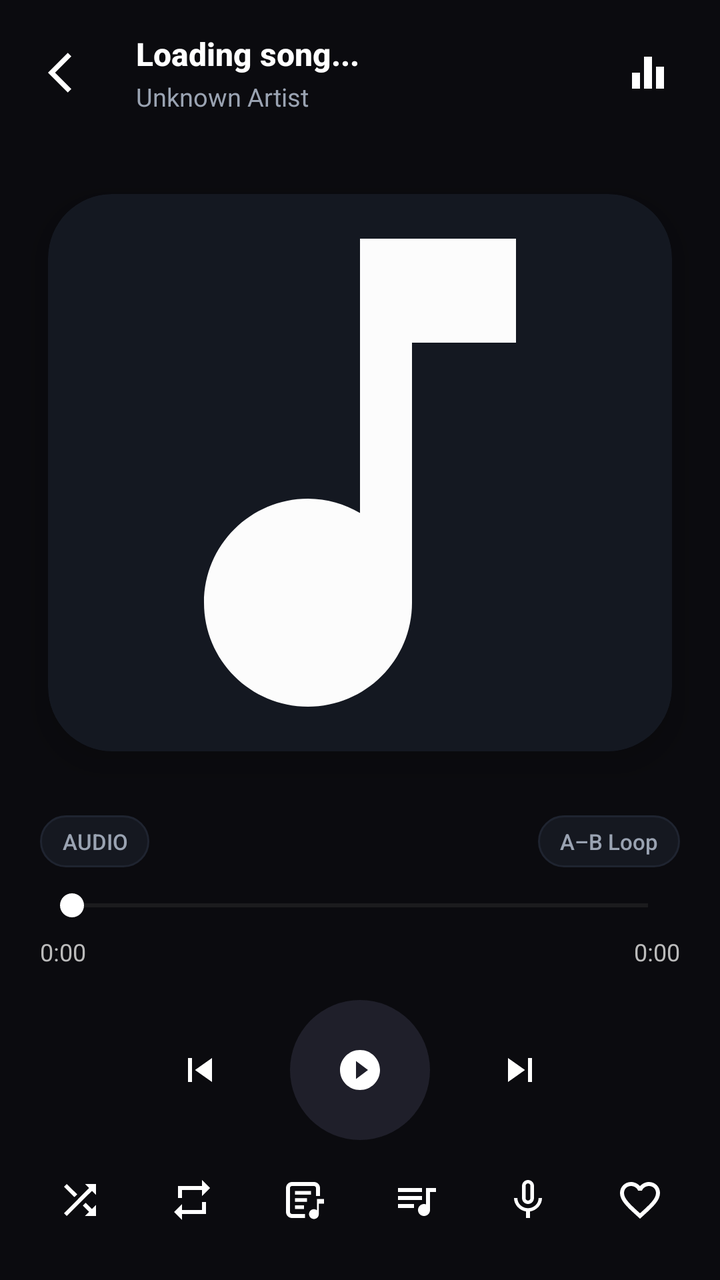
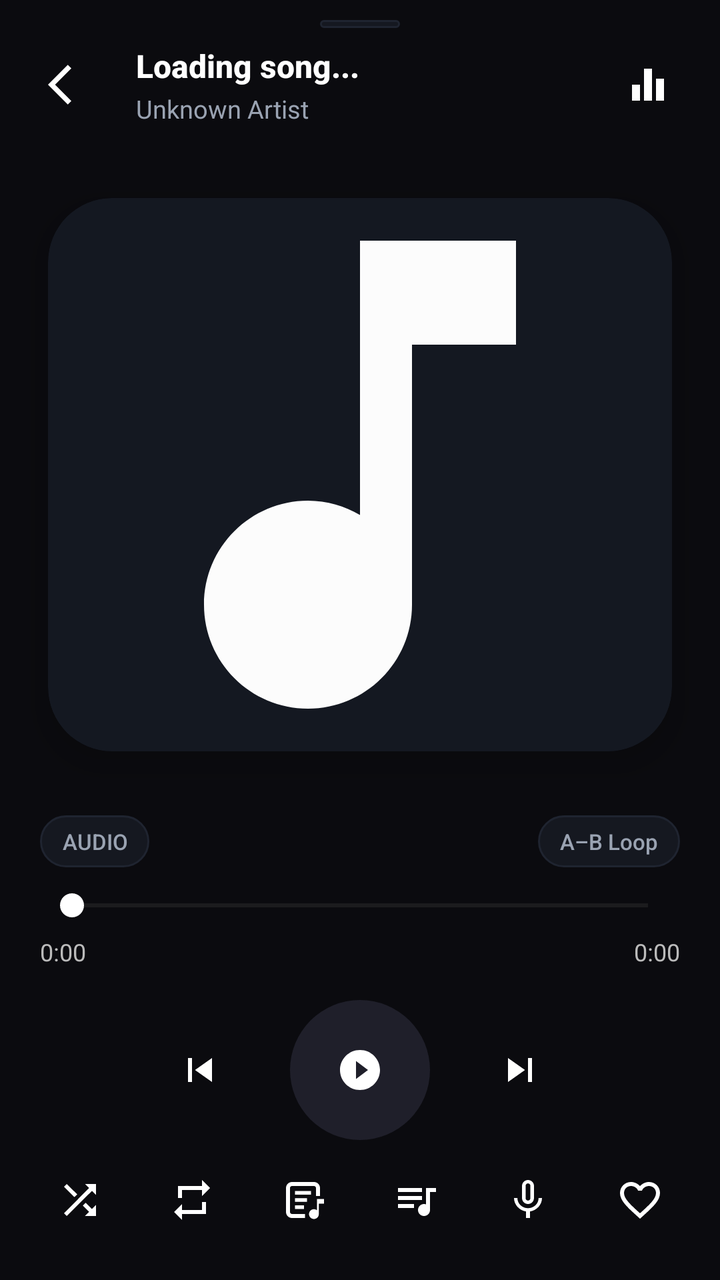

An Android layout rendered at two revisions. The XML below is the earlier revision; the diff shows what the commit changed to produce the second picture.
<!-- AndroidManifest.xml: activity theme ParrotPlayerTheme -->
<!-- res/layout/activity_player.xml -->
<?xml version="1.0" encoding="utf-8"?>
<androidx.constraintlayout.widget.ConstraintLayout
    xmlns:android="http://schemas.android.com/apk/res/android"
    xmlns:app="http://schemas.android.com/apk/res-auto"
    xmlns:tools="http://schemas.android.com/tools"
    android:layout_width="match_parent"
    android:layout_height="match_parent"
    android:background="#0B0B0F"
    tools:context=".PlayerActivity">

    
    <LinearLayout
        android:id="@+id/topBar"
        android:layout_width="0dp"
        android:layout_height="wrap_content"
        android:gravity="center_vertical"
        android:orientation="horizontal"
        android:padding="16dp"
        app:layout_constraintEnd_toEndOf="parent"
        app:layout_constraintStart_toStartOf="parent"
        app:layout_constraintTop_toTopOf="parent">

        <ImageButton
            android:id="@+id/btnback"
            android:layout_width="40dp"
            android:layout_height="40dp"
            android:background="?attr/selectableItemBackgroundBorderless"
            android:src="@drawable/ic_back"
            android:tint="#FFFFFF" />

        <LinearLayout
            android:layout_width="0dp"
            android:layout_height="wrap_content"
            android:layout_weight="1"
            android:orientation="vertical"
            android:paddingStart="12dp"
            android:paddingEnd="12dp">

            <TextView
                android:id="@+id/txtSong"
                android:layout_width="match_parent"
                android:layout_height="wrap_content"
                android:ellipsize="marquee"
                android:focusable="true"
                android:focusableInTouchMode="true"
                android:fontFamily="sans-serif-medium"
                android:marqueeRepeatLimit="marquee_forever"
                android:singleLine="true"
                android:text="Loading song..."
                android:textColor="#FFFFFF"
                android:textSize="16sp"
                android:textStyle="bold" />

            <TextView
                android:id="@+id/txtArtistAlbum"
                android:layout_width="match_parent"
                android:layout_height="wrap_content"
                android:layout_marginTop="2dp"
                android:background="?attr/selectableItemBackground"
                android:clickable="true"
                android:ellipsize="end"
                android:focusable="true"
                android:singleLine="true"
                android:text="Unknown Artist"
                android:textColor="#9AA3B2"
                android:textSize="12.5sp" />
        </LinearLayout>

        <ImageButton
            android:id="@+id/btnEq"
            android:layout_width="40dp"
            android:layout_height="40dp"
            android:background="?attr/selectableItemBackgroundBorderless"
            android:src="@drawable/ic_equalizer"
            android:tint="#FFFFFF" />
    </LinearLayout>

    
    <androidx.cardview.widget.CardView
        android:id="@+id/imgViewCard"
        android:layout_width="0dp"
        android:layout_height="0dp"
        android:layout_margin="24dp"
        app:cardBackgroundColor="#141821"
        app:cardCornerRadius="32dp"
        app:cardElevation="10dp"
        app:layout_constraintBottom_toTopOf="@id/playerControls"
        app:layout_constraintEnd_toEndOf="parent"
        app:layout_constraintStart_toStartOf="parent"
        app:layout_constraintTop_toBottomOf="@id/topBar">

        <FrameLayout
            android:layout_width="match_parent"
            android:layout_height="match_parent">

            <ImageView
                android:id="@+id/imgView"
                android:layout_width="match_parent"
                android:layout_height="match_parent"
                android:scaleType="centerCrop"
                android:src="@drawable/ic_music" />

            
            <LinearLayout
                android:id="@+id/liveLyricBanner"
                android:layout_width="match_parent"
                android:layout_height="wrap_content"
                android:layout_gravity="bottom"
                android:layout_margin="14dp"
                android:background="@drawable/card_surface_bg"
                android:clickable="true"
                android:elevation="4dp"
                android:focusable="true"
                android:gravity="center_vertical"
                android:orientation="horizontal"
                android:paddingStart="14dp"
                android:paddingTop="10dp"
                android:paddingEnd="14dp"
                android:paddingBottom="10dp"
                android:visibility="gone">

                <ImageView
                    android:id="@+id/imgLiveLyricIcon"
                    android:layout_width="18dp"
                    android:layout_height="18dp"
                    android:src="@drawable/ic_lyrics"
                    app:tint="#4CAF50" />

                <TextView
                    android:id="@+id/txtLiveLyricLine"
                    android:layout_width="0dp"
                    android:layout_height="wrap_content"
                    android:layout_marginStart="10dp"
                    android:layout_weight="1"
                    android:ellipsize="end"
                    android:fontFamily="sans-serif-medium"
                    android:maxLines="2"
                    android:text="♪ Lyrics available"
                    android:textColor="#F5F7FA"
                    android:textSize="13.5sp" />

                <TextView
                    android:id="@+id/txtLiveLyricExpand"
                    android:layout_width="wrap_content"
                    android:layout_height="wrap_content"
                    android:layout_marginStart="8dp"
                    android:fontFamily="sans-serif-medium"
                    android:text="VIEW"
                    android:textColor="#4CAF50"
                    android:textSize="11sp"
                    android:textStyle="bold" />
            </LinearLayout>

            
            <LinearLayout
                android:id="@+id/lyricsOverlayContainer"
                android:layout_width="match_parent"
                android:layout_height="match_parent"
                android:background="#E60B0D13"
                android:clickable="true"
                android:focusable="true"
                android:orientation="vertical"
                android:visibility="gone">

                <LinearLayout
                    android:layout_width="match_parent"
                    android:layout_height="wrap_content"
                    android:gravity="center_vertical"
                    android:orientation="horizontal"
                    android:paddingStart="18dp"
                    android:paddingTop="14dp"
                    android:paddingEnd="14dp"
                    android:paddingBottom="8dp">

                    <TextView
                        android:id="@+id/txtLyricsBadge"
                        android:layout_width="0dp"
                        android:layout_height="wrap_content"
                        android:layout_weight="1"
                        android:fontFamily="sans-serif-medium"
                        android:letterSpacing="0.08"
                        android:text="SYNCED LYRICS"
                        android:textColor="#4CAF50"
                        android:textSize="11.5sp"
                        android:textStyle="bold" />

                    <TextView
                        android:id="@+id/btnCloseLyricsOverlay"
                        android:layout_width="wrap_content"
                        android:layout_height="28dp"
                        android:background="@drawable/card_surface_bg"
                        android:clickable="true"
                        android:focusable="true"
                        android:fontFamily="sans-serif-medium"
                        android:gravity="center"
                        android:paddingStart="12dp"
                        android:paddingEnd="12dp"
                        android:text="Album Art"
                        android:textColor="#D5DCE6"
                        android:textSize="11.5sp" />
                </LinearLayout>

                <ScrollView
                    android:id="@+id/lyricsScrollView"
                    android:layout_width="match_parent"
                    android:layout_height="0dp"
                    android:layout_weight="1"
                    android:clipToPadding="false"
                    android:paddingStart="20dp"
                    android:paddingTop="70dp"
                    android:paddingEnd="20dp"
                    android:paddingBottom="90dp"
                    android:scrollbars="none">

                    <LinearLayout
                        android:id="@+id/lyricsLinesContainer"
                        android:layout_width="match_parent"
                        android:layout_height="wrap_content"
                        android:gravity="center_horizontal"
                        android:orientation="vertical" />
                </ScrollView>
            </LinearLayout>
        </FrameLayout>
    </androidx.cardview.widget.CardView>

    
    <LinearLayout
        android:id="@+id/playerControls"
        android:layout_width="0dp"
        android:layout_height="wrap_content"
        android:orientation="vertical"
        android:paddingStart="20dp"
        android:paddingTop="8dp"
        android:paddingEnd="20dp"
        android:paddingBottom="20dp"
        app:layout_constraintBottom_toBottomOf="parent"
        app:layout_constraintEnd_toEndOf="parent"
        app:layout_constraintStart_toStartOf="parent">

        
        <LinearLayout
            android:layout_width="match_parent"
            android:layout_height="wrap_content"
            android:layout_marginBottom="10dp"
            android:gravity="center_vertical"
            android:orientation="horizontal">

            <TextView
                android:id="@+id/txtAudioQualityPill"
                android:layout_width="wrap_content"
                android:layout_height="26dp"
                android:background="@drawable/card_surface_bg"
                android:clickable="true"
                android:focusable="true"
                android:fontFamily="sans-serif-medium"
                android:gravity="center"
                android:paddingStart="11dp"
                android:paddingEnd="11dp"
                android:text="AUDIO"
                android:textColor="#9AA3B2"
                android:textSize="11sp" />

            <View
                android:layout_width="0dp"
                android:layout_height="1dp"
                android:layout_weight="1" />

            <TextView
                android:id="@+id/txtAbLoopPill"
                android:layout_width="wrap_content"
                android:layout_height="26dp"
                android:background="@drawable/card_surface_bg"
                android:clickable="true"
                android:focusable="true"
                android:fontFamily="sans-serif-medium"
                android:gravity="center"
                android:paddingStart="11dp"
                android:paddingEnd="11dp"
                android:text="A–B Loop"
                android:textColor="#9AA3B2"
                android:textSize="11sp" />
        </LinearLayout>

        
        <SeekBar
            android:id="@+id/seekBar"
            android:layout_width="match_parent"
            android:layout_height="wrap_content"
            android:progressBackgroundTint="#444"
            android:progressTint="#4CAF50"
            android:thumbTint="#FFFFFF" />

        <LinearLayout
            android:layout_width="match_parent"
            android:layout_height="wrap_content"
            android:orientation="horizontal"
            android:paddingTop="6dp">

            <TextView
                android:id="@+id/txtSongStart"
                android:layout_width="wrap_content"
                android:layout_height="wrap_content"
                android:text="0:00"
                android:textColor="#BBBBBB"
                android:textSize="12sp" />

            <View
                android:layout_width="0dp"
                android:layout_height="1dp"
                android:layout_weight="1" />

            <TextView
                android:id="@+id/txtSongEnd"
                android:layout_width="wrap_content"
                android:layout_height="wrap_content"
                android:text="0:00"
                android:textColor="#BBBBBB"
                android:textSize="12sp" />
        </LinearLayout>

        
        <LinearLayout
            android:layout_width="match_parent"
            android:layout_height="wrap_content"
            android:gravity="center"
            android:paddingTop="16dp">

            <ImageButton
                android:id="@+id/btnPrevious"
                android:layout_width="50dp"
                android:layout_height="50dp"
                android:background="?attr/selectableItemBackgroundBorderless"
                android:src="@drawable/ic_previous"
                app:tint="#FFFFFF" />

            <ImageButton
                android:id="@+id/btnPlay"
                android:layout_width="70dp"
                android:layout_height="70dp"
                android:layout_marginHorizontal="20dp"
                android:background="@drawable/circle_button"
                android:src="@drawable/ic_play"
                app:tint="#FFFFFF" />

            <ImageButton
                android:id="@+id/btnNext"
                android:layout_width="50dp"
                android:layout_height="50dp"
                android:background="?attr/selectableItemBackgroundBorderless"
                android:src="@drawable/ic_next"
                app:tint="#FFFFFF" />
        </LinearLayout>

        
        <LinearLayout
            android:layout_width="match_parent"
            android:layout_height="wrap_content"
            android:gravity="center"
            android:paddingTop="10dp">

            <ImageButton
                android:id="@+id/btnShuffle"
                android:layout_width="40dp"
                android:layout_height="40dp"
                android:background="?attr/selectableItemBackgroundBorderless"
                android:src="@drawable/ic_shuffle"
                app:tint="#FFFFFF" />

            <ImageButton
                android:id="@+id/btnRepeat"
                android:layout_width="40dp"
                android:layout_height="40dp"
                android:layout_marginStart="16dp"
                android:background="?attr/selectableItemBackgroundBorderless"
                android:src="@drawable/ic_repeat"
                app:tint="#FFFFFF" />

            <ImageButton
                android:id="@+id/btnLyrics"
                android:layout_width="40dp"
                android:layout_height="40dp"
                android:layout_marginStart="16dp"
                android:background="?attr/selectableItemBackgroundBorderless"
                android:src="@drawable/ic_lyrics"
                app:tint="#FFFFFF" />

            <ImageButton
                android:id="@+id/btnQueue"
                android:layout_width="40dp"
                android:layout_height="40dp"
                android:layout_marginStart="16dp"
                android:background="?attr/selectableItemBackgroundBorderless"
                android:src="@drawable/ic_queue"
                app:tint="#FFFFFF" />

            <ImageButton
                android:id="@+id/btnMic"
                android:layout_width="40dp"
                android:layout_height="40dp"
                android:layout_marginStart="16dp"
                android:background="?attr/selectableItemBackgroundBorderless"
                android:src="@drawable/ic_mic"
                app:tint="#FFFFFF" />

            <ImageButton
                android:id="@+id/btnfav"
                android:layout_width="40dp"
                android:layout_height="40dp"
                android:layout_marginStart="16dp"
                android:background="?attr/selectableItemBackgroundBorderless"
                android:src="@drawable/ic_fav"
                app:tint="#FFFFFF" />
        </LinearLayout>

    </LinearLayout>

</androidx.constraintlayout.widget.ConstraintLayout>
<!-- resources referenced by this layout -->
<resources>
  <!-- drawable card_surface_bg (drawable) -->
  <?xml version="1.0" encoding="utf-8"?>
  <shape xmlns:android="http://schemas.android.com/apk/res/android"
      android:shape="rectangle">
      <solid android:color="#151820" />
      <corners android:radius="14dp" />
      <stroke
          android:width="1dp"
          android:color="#1F2430" />
  </shape>
  <!-- drawable circle_button (drawable) -->
  <shape xmlns:android="http://schemas.android.com/apk/res/android"
      android:shape="oval">
  
      <solid android:color="#1F1F2A"/>
  
      <size
          android:width="70dp"
          android:height="70dp"/>
  </shape>
  <!-- drawable ic_back (drawable) -->
  <vector android:height="24dp" android:tint="#B6B5B5"
      android:viewportHeight="24" android:viewportWidth="24"
      android:width="24dp" xmlns:android="http://schemas.android.com/apk/res/android">
      <path android:fillColor="@android:color/white" android:pathData="M11.67,3.87L9.9,2.1 0,12l9.9,9.9 1.77,-1.77L3.54,12z"/>
  </vector>
  <!-- drawable ic_equalizer (drawable) -->
  <vector android:height="24dp" android:tint="#B6B5B5"
      android:viewportHeight="24" android:viewportWidth="24"
      android:width="24dp" xmlns:android="http://schemas.android.com/apk/res/android">
      <path android:fillColor="#B6B5B5" android:pathData="M10,20h4L14,4h-4v16zM4,20h4v-8L4,12v8zM16,9v11h4L20,9h-4z"/>
  </vector>
  <!-- drawable ic_music (drawable) -->
  <vector android:height="24dp" android:tint="#FCFCFC"
      android:viewportHeight="24" android:viewportWidth="24"
      android:width="24dp" xmlns:android="http://schemas.android.com/apk/res/android">
      <path android:fillColor="@android:color/white" android:pathData="M12,3v10.55c-0.59,-0.34 -1.27,-0.55 -2,-0.55 -2.21,0 -4,1.79 -4,4s1.79,4 4,4 4,-1.79 4,-4V7h4V3h-6z"/>
  </vector>
  <!-- drawable ic_next (drawable) -->
  <vector android:height="24dp" android:tint="#B6B5B5"
      android:viewportHeight="24" android:viewportWidth="24"
      android:width="24dp" xmlns:android="http://schemas.android.com/apk/res/android">
      <path android:fillColor="#B6B5B5" android:pathData="M6,18l8.5,-6L6,6v12zM16,6v12h2V6h-2z"/>
  </vector>
  <!-- drawable ic_previous (drawable) -->
  <vector android:height="24dp" android:tint="#B6B5B5"
      android:viewportHeight="24" android:viewportWidth="24"
      android:width="24dp" xmlns:android="http://schemas.android.com/apk/res/android">
      <path android:fillColor="@android:color/white" android:pathData="M6,6h2v12L6,18zM9.5,12l8.5,6L18,6z"/>
  </vector>
  <!-- drawable ic_repeat (drawable) -->
  <vector xmlns:android="http://schemas.android.com/apk/res/android"
      android:width="24dp"
      android:height="24dp"
      android:viewportWidth="24"
      android:viewportHeight="24"
      >
    <path
        android:fillColor="#B6B5B5"
        android:pathData="M7,7h10v3l4,-4 -4,-4v3L5,5v6h2L7,7zM17,17L7,17v-3l-4,4 4,4v-3h12v-6h-2v4z"/>
  </vector>
  <style name="ParrotPlayerTheme" parent="ParrotNoActionBar">
          <item name="android:windowAnimationStyle">@style/ParrotPlayerAnimation</item>
      </style>
  <style name="ParrotNoActionBar" parent="Theme.AppCompat.NoActionBar">
          <item name="windowActionModeOverlay">true</item>
          <item name="android:windowActionModeOverlay">true</item>
          <item name="actionModeBackground">@color/action_mode_bg</item>
          <item name="android:actionModeBackground">@color/action_mode_bg</item>
          <item name="colorAccent">@color/parrot_accent</item>
      </style>
  <color name="action_mode_bg">#181A1D</color>
  <color name="parrot_accent">#4CAF50</color>
  <!-- unchanged entries left out for length: 7 -->
</resources>

<!-- the commit's change to res/layout/activity_player.xml (unified diff, before → after) -->
@@ -3,10 +3,22 @@
     xmlns:android="http://schemas.android.com/apk/res/android"
     xmlns:app="http://schemas.android.com/apk/res-auto"
     xmlns:tools="http://schemas.android.com/tools"
+    android:id="@+id/playerRootLayout"
     android:layout_width="match_parent"
     android:layout_height="match_parent"
     android:background="#0B0B0F"
     tools:context=".PlayerActivity">
+
+    
+    <View
+        android:id="@+id/playerDragHandle"
+        android:layout_width="40dp"
+        android:layout_height="4dp"
+        android:layout_marginTop="10dp"
+        android:background="@drawable/card_surface_bg"
+        app:layout_constraintEnd_toEndOf="parent"
+        app:layout_constraintStart_toStartOf="parent"
+        app:layout_constraintTop_toTopOf="parent" />
 
     
     <LinearLayout
@@ -15,10 +27,13 @@
         android:layout_height="wrap_content"
         android:gravity="center_vertical"
         android:orientation="horizontal"
-        android:padding="16dp"
+        android:paddingStart="16dp"
+        android:paddingTop="8dp"
+        android:paddingEnd="16dp"
+        android:paddingBottom="12dp"
         app:layout_constraintEnd_toEndOf="parent"
         app:layout_constraintStart_toStartOf="parent"
-        app:layout_constraintTop_toTopOf="parent">
+        app:layout_constraintTop_toBottomOf="@id/playerDragHandle">
 
         <ImageButton
             android:id="@+id/btnback"
<!-- resource entries referenced after the edit -->
@@ -62,6 +62,8 @@
         android:pathData="M7,7h10v3l4,-4 -4,-4v3L5,5v6h2L7,7zM17,17L7,17v-3l-4,4 4,4v-3h12v-6h-2v4z"/>
   </vector>
   <style name="ParrotPlayerTheme" parent="ParrotNoActionBar">
+          <item name="android:windowIsTranslucent">true</item>
+          <item name="android:windowBackground">@android:color/transparent</item>
           <item name="android:windowAnimationStyle">@style/ParrotPlayerAnimation</item>
       </style>
   <style name="ParrotNoActionBar" parent="Theme.AppCompat.NoActionBar">
